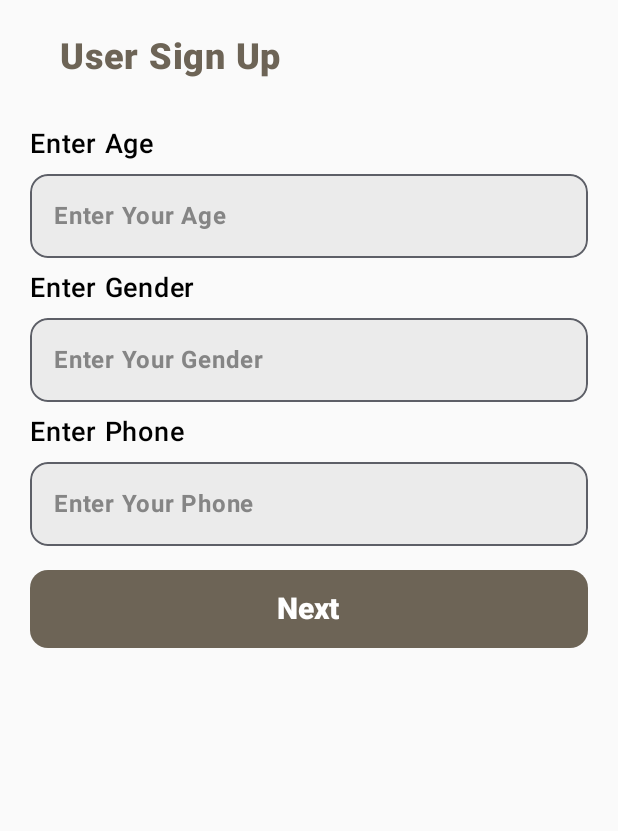
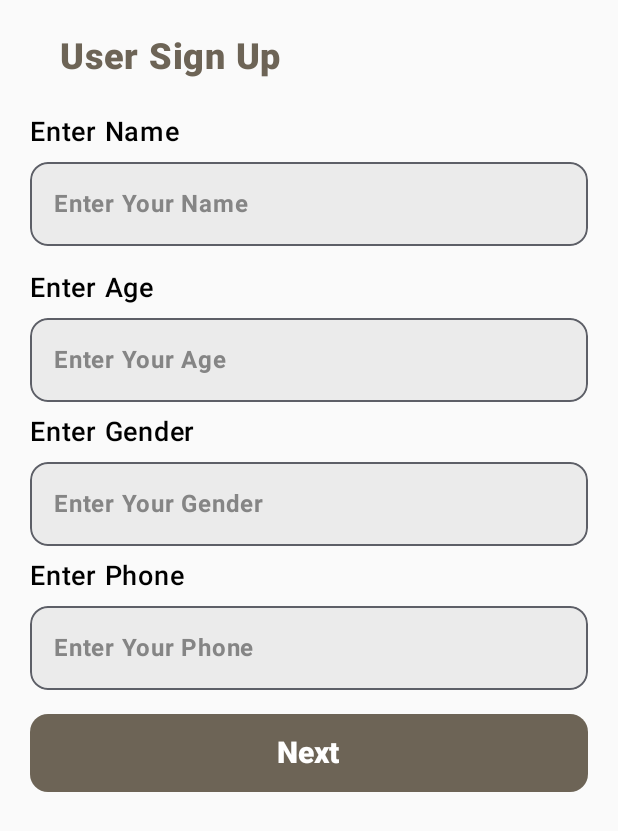
Before and after one commit to shikhargupta442003/veersaDocEasy-main, an Android app built with Jetpack Compose: the screen it shows after launch (MainActivity), after a tap on "Next", on a phone screen of 412 x 824 dp. Shown: the top 831 px of the screen. Run offline under Robolectric (Android 15) with nearby library versions, the phone set to English and light mode, and no system bars; our stand-ins replace Firebase (no records; nobody signed in at launch, a user with empty details on screens opened directly).

Commit message:
user profile

```diff
--- a/docEasy/app/src/main/java/com/example/doceasy/signUpUser/userPersonalDetails.kt
+++ b/docEasy/app/src/main/java/com/example/doceasy/signUpUser/userPersonalDetails.kt
@@ -41,7 +41,9 @@ fun userPersonalDetails(navController: NavController,email:String?) {
     var phone by remember {
         mutableStateOf("")
     }
-
+    var name by remember {
+        mutableStateOf("")
+    }
     val context= LocalContext.current
     Column(
         modifier = Modifier
@@ -56,6 +58,37 @@ fun userPersonalDetails(navController: NavController,email:String?) {
                 fontWeight = FontWeight.ExtraBold
             )
         }
+
+        Text(
+            text = "Enter Name",
+            fontSize = 18.sp,
+            fontWeight = FontWeight.SemiBold,
+            modifier = Modifier.padding(bottom = 8.dp)
+        )
+        Box(
+            modifier = Modifier
+                .clip(RoundedCornerShape(12.dp))
+                .background(color = colorResource(id = R.color.box_inside_color))
+        ) {
+            OutlinedTextField(
+                value = name,
+                shape = RoundedCornerShape(12.dp),
+                modifier = Modifier
+                    .background(color = colorResource(id = R.color.box_inside_color))
+                    .fillMaxWidth(),
+                placeholder = {
+                    Text(
+                        "Enter Your Name",
+                        color = colorResource(id = R.color.box_hint_color),
+                        fontWeight = FontWeight.Bold
+                    )
+                },
+                onValueChange = {
+                    name=it
+                }
+            )
+        }
+        Spacer(modifier = Modifier.padding(vertical = 4.dp))
         Text(
             text = "Enter Age",
             fontSize = 18.sp,
@@ -152,6 +185,7 @@ fun userPersonalDetails(navController: NavController,email:String?) {
                 val updates = mutableMapOf<String, Any>()
                 updates["email"] = email.toString()
                 updates["age"] = age
+                updates["name"]=name
                 updates["gender"] = gender
                 updates["phone"] = phone
 
--- a/docEasy/app/src/main/java/com/example/doceasy/user/allDoctors.kt
+++ b/docEasy/app/src/main/java/com/example/doceasy/user/allDoctors.kt
@@ -34,10 +34,11 @@ import androidx.compose.ui.unit.dp
 import androidx.compose.ui.unit.sp
 import androidx.navigation.NavController
 import com.example.doceasy.R
+import com.google.firebase.database.FirebaseDatabase
 
 @OptIn(ExperimentalMaterial3Api::class)
 @Composable
-fun allDoctors(navController: NavController,email:String?
+fun allDoctors(navController: NavController,email:String?,database: FirebaseDatabase
 ) {
     Scaffold(
         topBar = {
--- a/docEasy/app/src/main/java/com/example/doceasy/user/doctorProfile.kt
+++ b/docEasy/app/src/main/java/com/example/doceasy/user/doctorProfile.kt
@@ -35,13 +35,14 @@ import androidx.compose.ui.unit.dp
 import androidx.compose.ui.unit.sp
 import androidx.navigation.NavController
 import com.example.doceasy.R
+import com.google.firebase.database.FirebaseDatabase
 import java.text.SimpleDateFormat
 import java.util.Calendar
 import java.util.Locale
 
 @OptIn(ExperimentalMaterial3Api::class)
 @Composable
-fun docProfileUser(navController: NavController,email:String?){
+fun docProfileUser(navController: NavController,email:String?,database: FirebaseDatabase){
     Scaffold(
         topBar = {
             TopAppBar(
```
Also changed, not shown: docEasy/app/src/main/java/com/example/doceasy/MainActivity.kt (+8 -5 lines), docEasy/app/src/main/java/com/example/doceasy/user/allCategories.kt (+4 -3 lines), docEasy/app/src/main/java/com/example/doceasy/user/userProfile.kt (+76 -7 lines).
